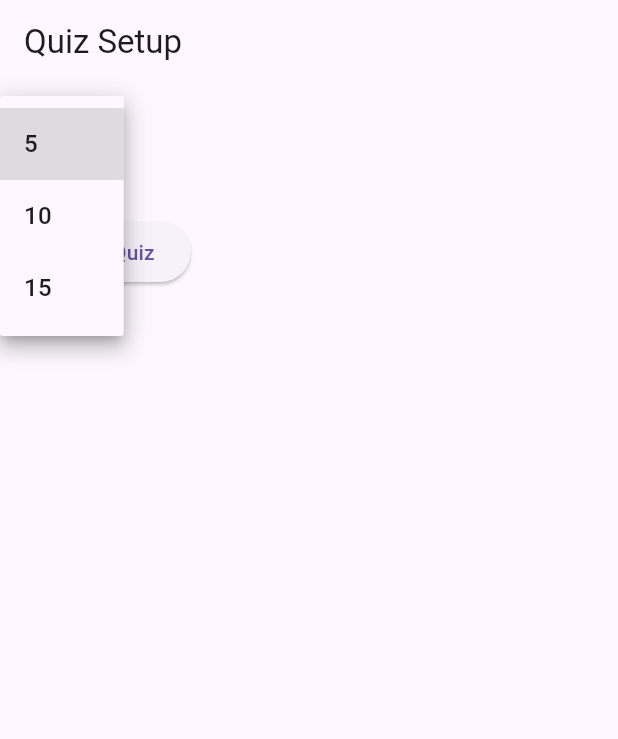
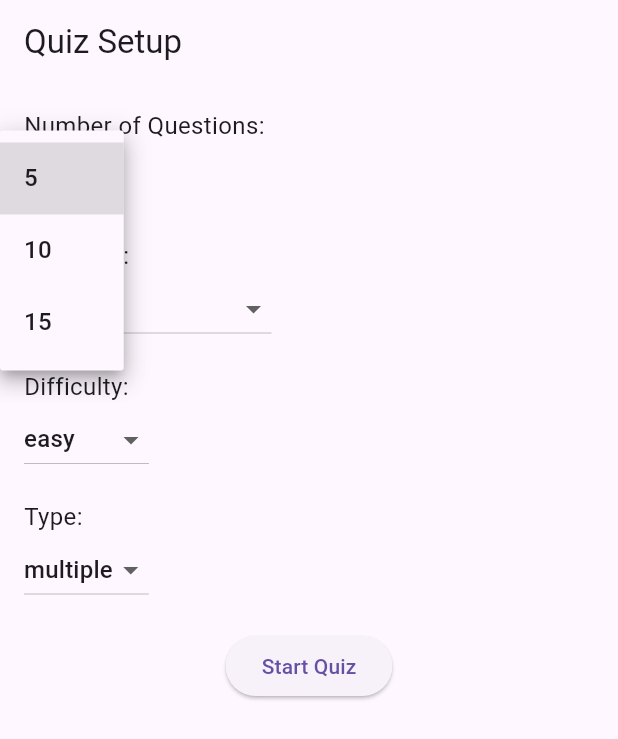
Before and after one commit to mcarney7/mad_hw5, a Flutter app: the screen it shows after launch, after a tap on an icon or button, on a phone screen of 412 x 824 dp. Shown: the top 739 px of the screen. Run offline on Flutter 3.47's test engine with Material 3 defaults, Android fonts, the light colour scheme and no system bars; our stand-ins replace firebase_core; accounts and stored records are empty; network calls fail.

Commit message:
Limited the categories to 5 predefined ones. Ensured the back button navigates properly. Updated timer to 30 seconds per question.

```diff
--- a/lib/quiz_setup_screen.dart
+++ b/lib/quiz_setup_screen.dart
@@ -1,6 +1,4 @@
-import 'dart:convert';
 import 'package:flutter/material.dart';
-import 'package:http/http.dart' as http; // Fixed import
 import 'quiz_screen.dart';
 
 class QuizSetupScreen extends StatefulWidget {
@@ -15,26 +13,14 @@ class _QuizSetupScreenState extends State<QuizSetupScreen> {
   String? _selectedCategory;
   String _difficulty = 'easy';
   String _type = 'multiple';
-  List<dynamic> _categories = [];
 
-  @override
-  void initState() {
-    super.initState();
-    _fetchCategories();
-  }
-
-  Future<void> _fetchCategories() async {
-    try {
-      final response = await http.get(Uri.parse('https://opentdb.com/api_category.php'));
-      if (response.statusCode == 200) {
-        setState(() {
-          _categories = json.decode(response.body)['trivia_categories'];
-        });
-      }
-    } catch (e) {
-      print('Failed to fetch categories: $e');
-    }
-  }
+  final List<Map<String, String>> _categories = [
+    {'id': '9', 'name': 'General Knowledge'},
+    {'id': '11', 'name': 'Movies'},
+    {'id': '17', 'name': 'Science & Nature'},
+    {'id': '21', 'name': 'Sports'},
+    {'id': '23', 'name': 'History'},
+  ];
 
   @override
   Widget build(BuildContext context) {
@@ -45,20 +31,42 @@ class _QuizSetupScreenState extends State<QuizSetupScreen> {
         child: Column(
           crossAxisAlignment: CrossAxisAlignment.start,
           children: [
+            const Text('Number of Questions:', style: TextStyle(fontSize: 16)),
             DropdownButton<int>(
               value: _questionCount,
               onChanged: (value) => setState(() => _questionCount = value!),
               items: [5, 10, 15].map((count) => DropdownMenuItem(value: count, child: Text('$count'))).toList(),
             ),
+            const SizedBox(height: 16),
+            const Text('Category:', style: TextStyle(fontSize: 16)),
             DropdownButton<String>(
               value: _selectedCategory,
               onChanged: (value) => setState(() => _selectedCategory = value),
               items: _categories
-                  .map((category) => DropdownMenuItem(value: category['id'].toString(), child: Text(category['name'])))
+                  .map((category) => DropdownMenuItem(value: category['id'], child: Text(category['name']!)))
                   .toList(),
             ),
-            ElevatedButton(
+            const SizedBox(height: 16),
+            const Text('Difficulty:', style: TextStyle(fontSize: 16)),
+            DropdownButton<String>(
+              value: _difficulty,
+              onChanged: (value) => setState(() => _difficulty = value!),
+              items: ['easy', 'medium', 'hard'].map((level) => DropdownMenuItem(value: level, child: Text(level))).toList(),
+            ),
+            const SizedBox(height: 16),
+            const Text('Type:', style: TextStyle(fontSize: 16)),
+            DropdownButton<String>(
+              value: _type,
+              onChanged: (value) => setState(() => _type = value!),
+              items: ['multiple', 'boolean']
+                  .map((type) => DropdownMenuItem(value: type, child: Text(type)))
+                  .toList(),
+            ),
+            const SizedBox(height: 16),
+            Center(
+              child: ElevatedButton(
                 onPressed: () {
+                  if (_selectedCategory != null) {
                     Navigator.push(
                       context,
                       MaterialPageRoute(
@@ -70,8 +78,10 @@ class _QuizSetupScreenState extends State<QuizSetupScreen> {
                         ),
                       ),
                     );
+                  }
                 },
                 child: const Text('Start Quiz'),
+              ),
             ),
           ],
         ),
```
Also changed, not shown: lib/quiz_screen.dart (+15 -9 lines), lib/summary_screen.dart (+8 -2 lines). Lines whose indentation alone changed are shown as unchanged.
